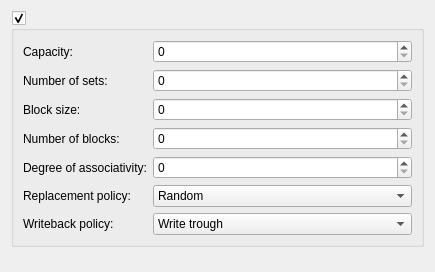
Qt form qtmips_gui/NewDialogCache.ui (cvut/qtrvsim) before a commit.
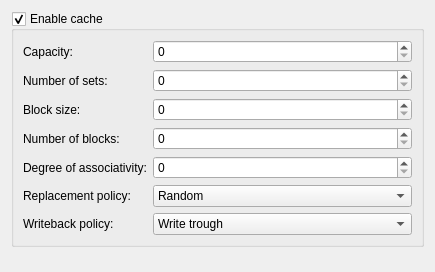
The same form after that commit.

The edit to the form file:
```diff
--- a/qtmips_gui/NewDialogCache.ui
+++ b/qtmips_gui/NewDialogCache.ui
@@ -17,7 +17,7 @@
    <item>
     <widget class="QGroupBox" name="enabled">
      <property name="title">
-      <string/>
+      <string>Enable cache</string>
      </property>
      <property name="checkable">
       <bool>true</bool>
```
